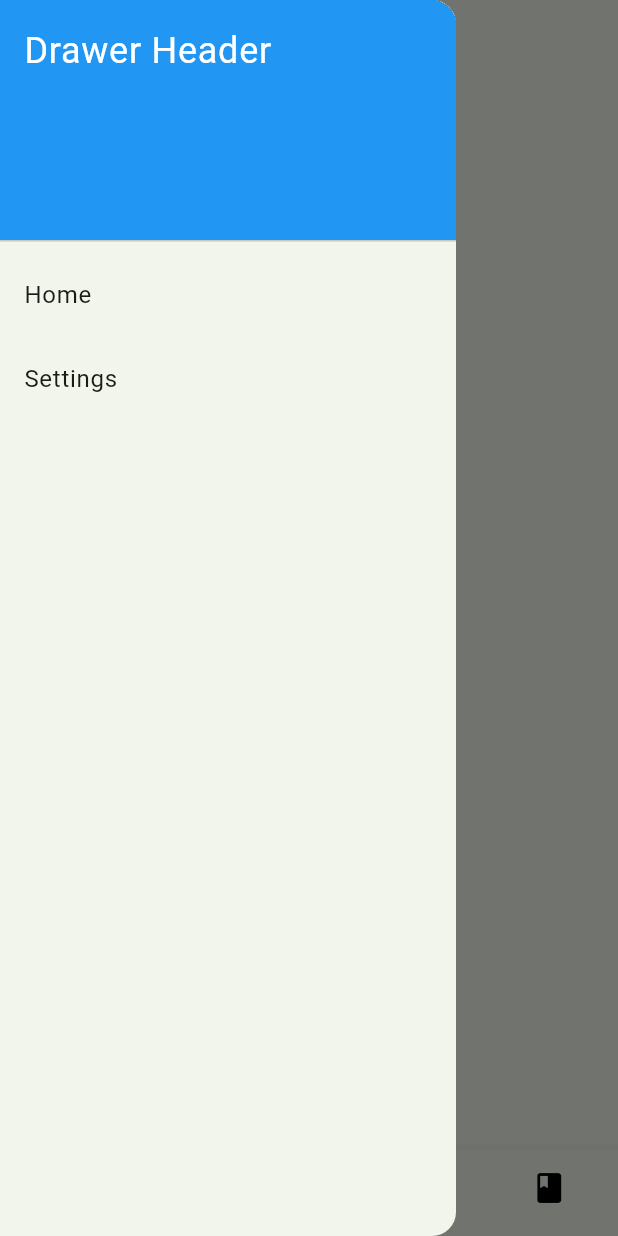
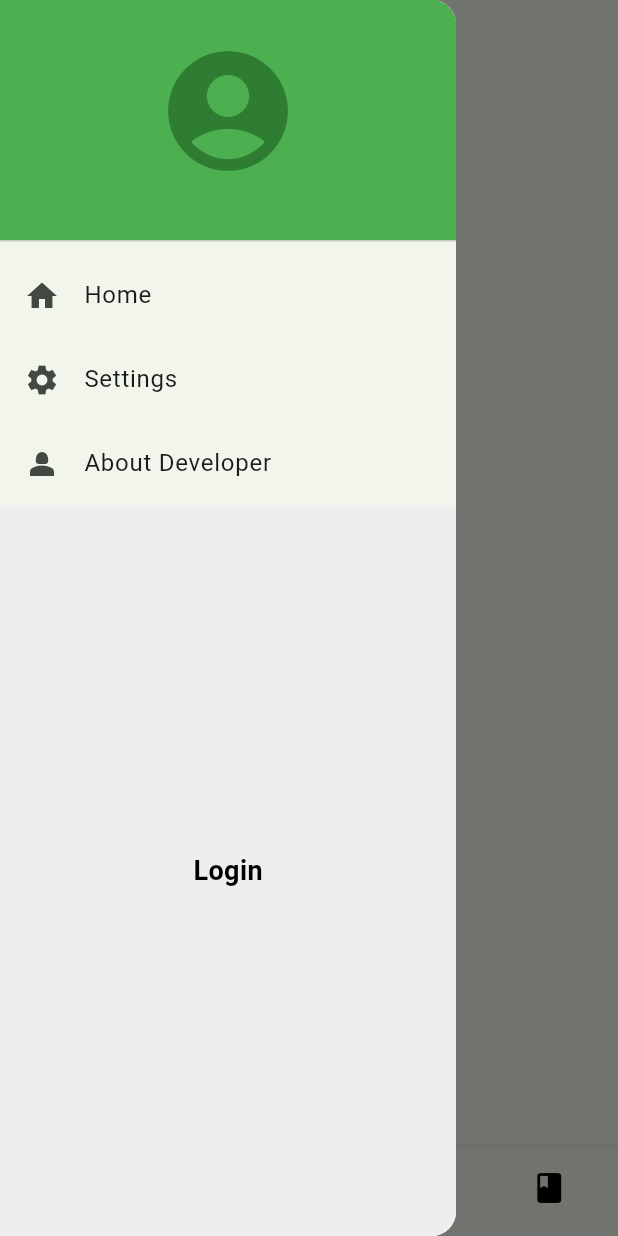
Before and after one commit to GianDMarquez/sleepybuddy, a Flutter app: the screen it shows after launch, with the side drawer open, on a phone screen of 412 x 824 dp. Run offline on Flutter 3.47's test engine with Material 3 defaults, Android fonts, the phone set to English and light mode, and no system bars.

Commit message:
drawer built

```diff
--- a/lib/main.dart
+++ b/lib/main.dart
@@ -76,52 +76,106 @@ class _MyHomePageState extends State<MyHomePage> {
     });
   }
 
+
   @override
   Widget build(BuildContext context) {
     return Scaffold(
       appBar: AppBar(
         title: const Text('Sleep List Test'),
       ),
-      //Bottom!
-      drawer: Drawer(
-        child: ListView(
-          padding: EdgeInsets.zero,
-          children: <Widget>[
+      drawer: _AndroidDrawer(), // Use _AndroidDrawer as the drawer
+      body: Center(
+        child: _widgetOptions.elementAt(_selectedIndex),
+      ),
+      bottomNavigationBar: BottomNavBar(
+        selectedIndex: _selectedIndex,
+        onItemTapped: _onItemTapped,
+      ),
+    );
+  }
+}
+
+class _AndroidDrawer extends StatelessWidget {
+  @override
+  Widget build(BuildContext context) {
+    return Drawer(
+      child: Column(
+        crossAxisAlignment: CrossAxisAlignment.stretch,
+        children: [
           DrawerHeader(
-              decoration: BoxDecoration(
-                color: Colors.blue,
-              ),
-              child: Text(
-                'Drawer Header',
-                style: TextStyle(
-                  color: Colors.white,
-                  fontSize: 24,
+            decoration: const BoxDecoration(color: Colors.green),
+            child: Padding(
+              padding: const EdgeInsets.only(bottom: 20),
+              child: Icon(
+                Icons.account_circle,
+                color: Colors.green.shade800,
+                size: 96,
               ),
             ),
           ),
           ListTile(
-              title: Text('Home'),
+            leading: Icon(Icons.home),
+            title: const Text('Home'),
             onTap: () {
-                // Update the UI based on the item selected
-                // Here you can navigate to a different page, etc.
-                Navigator.pop(context); // Close the drawer
+              Navigator.pop(context);
             },
           ),
           ListTile(
-              title: Text('Settings'),
+            leading: Icon(Icons.settings),
+            title: const Text('Settings'),
             onTap: () {
-                // Update the UI based on the item selected
-                // Here you can navigate to a different page, etc.
+              Navigator.pop(context);
+            },
+          ),
+          ListTile(
+            leading: Icon(Icons.person_2),
+            title: const Text('About Developer'),
+            onTap: () {
+              Navigator.pop(context);
+            },
+          ),
+          Expanded(
+            child: GestureDetector(
+              onTap: () {
+                // Handle the tap on the custom button
                 Navigator.pop(context); // Close the drawer
+                // Add your logic here for the button action
               },
+              child: Container(
+                color: Colors.grey.shade200, // Background color of the button
+                child: Center(
+                  child: Text(
+                    'Login',
+                    style: TextStyle(
+                      fontSize: 18,
+                      fontWeight: FontWeight.bold,
+                      color: Colors.black,
+                    ),
+                  ),
+                ),
+              ),
+            ),
           ),
         ],
       ),
-      ),
-      body: Center(
-        child: _widgetOptions.elementAt(_selectedIndex),
-      ),
-      bottomNavigationBar: BottomNavigationBar(
+    );
+  }
+}
+
+
+// Define your BottomNavBar widget
+class BottomNavBar extends StatelessWidget {
+  final int selectedIndex;
+  final Function(int) onItemTapped;
+
+  const BottomNavBar({
+    required this.selectedIndex,
+    required this.onItemTapped,
+  });
+
+  @override
+  Widget build(BuildContext context) {
+    return BottomNavigationBar(
       items: const <BottomNavigationBarItem>[
         BottomNavigationBarItem(
           icon: Icon(Icons.home),
@@ -140,11 +194,10 @@ class _MyHomePageState extends State<MyHomePage> {
           label: 'Journal',
         ),
       ],
-        currentIndex: _selectedIndex,
+      currentIndex: selectedIndex,
       selectedItemColor: Colors.green,
       unselectedItemColor: Colors.black,
-        onTap: _onItemTapped,
-      ),
+      onTap: onItemTapped,
     );
   }
 }
```
Lines whose indentation alone changed are shown as unchanged.
